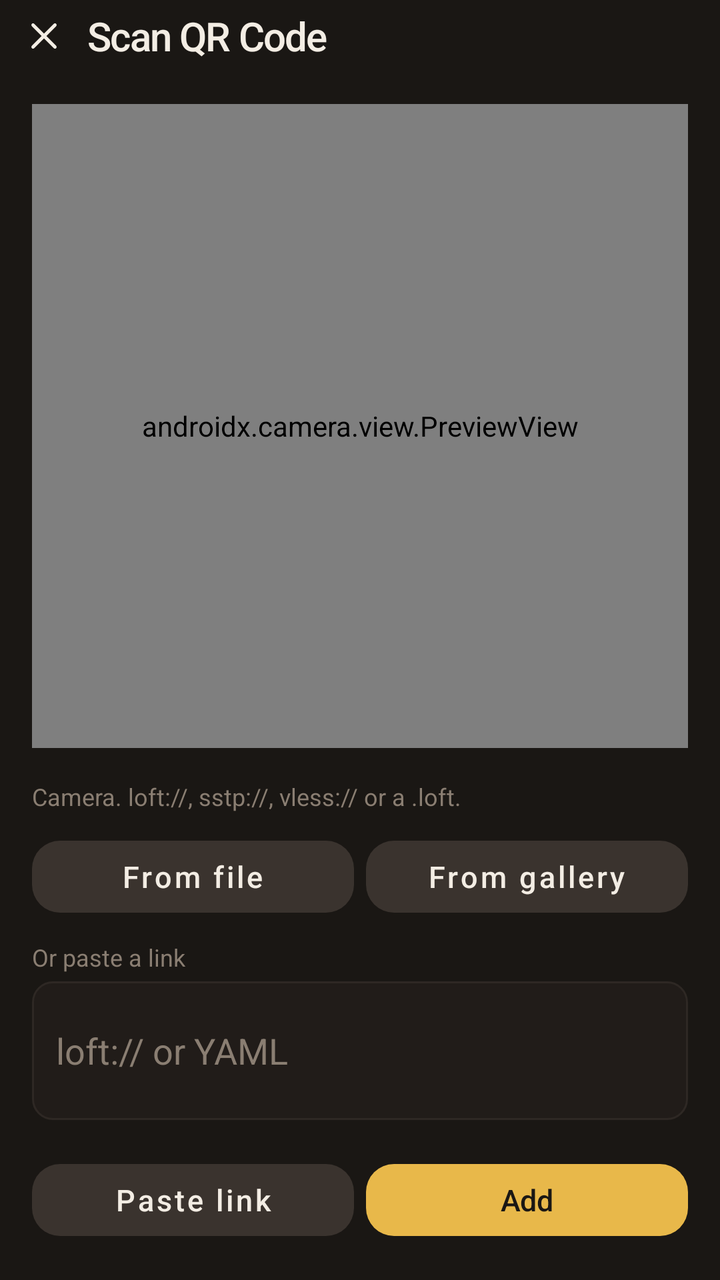
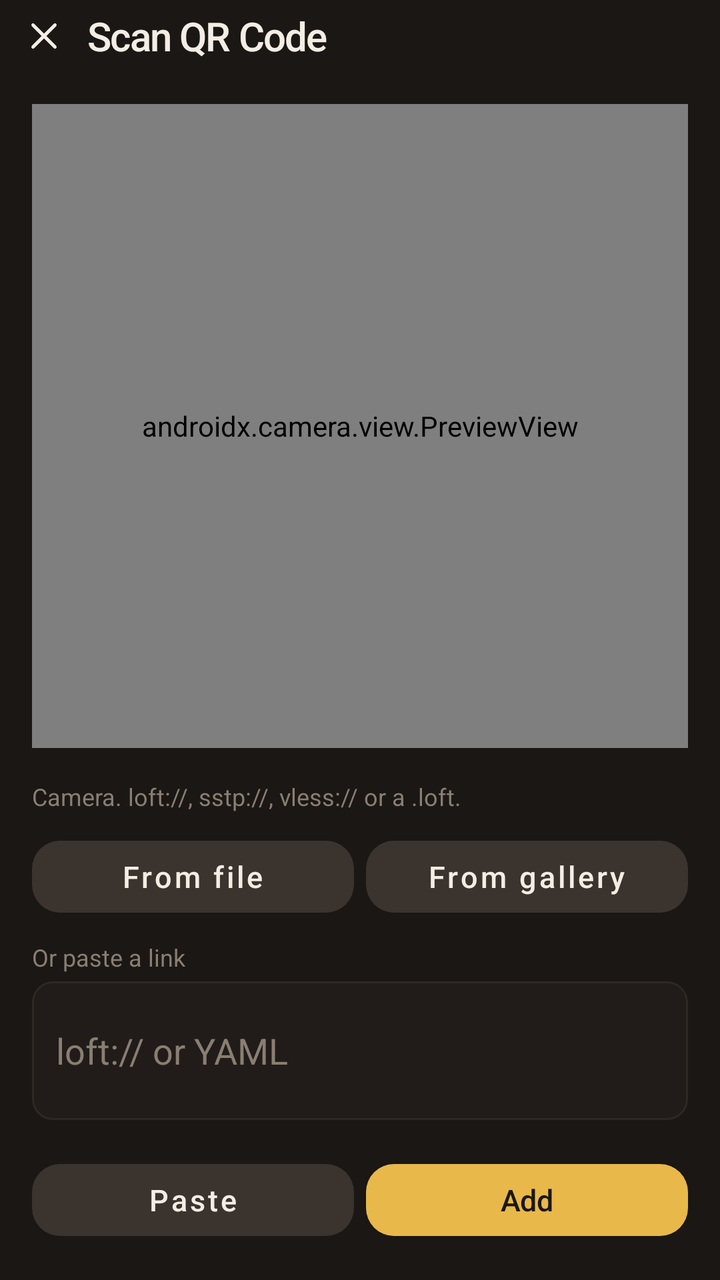

Screens rendered from an Android XML layout before and after an edit, with the pre-edit source and the edit as a unified diff.
<!-- AndroidManifest.xml: application theme Theme.Loft -->
<!-- res/layout/activity_scan.xml -->
<?xml version="1.0" encoding="utf-8"?>
<LinearLayout xmlns:android="http://schemas.android.com/apk/res/android"
    android:layout_width="match_parent"
    android:layout_height="match_parent"
    android:background="@color/ink"
    android:orientation="vertical">

    <LinearLayout
        android:layout_width="match_parent"
        android:layout_height="wrap_content"
        android:gravity="center_vertical"
        android:orientation="horizontal"
        android:paddingLeft="4dp">

        <ImageButton
            android:id="@+id/btn_close"
            style="@style/Widget.Loft.IconBtn"
            android:layout_width="36dp"
            android:layout_height="36dp"
            android:layout_marginRight="4dp"
            android:contentDescription="@string/close"
            android:src="@drawable/ic_close" />

        <TextView
            android:layout_width="wrap_content"
            android:layout_height="wrap_content"
            android:fontFamily="sans-serif-medium"
            android:letterSpacing="-0.03"
            android:text="@string/scan_title"
            android:textColor="@color/snow"
            android:textSize="20sp" />
    </LinearLayout>

    <androidx.camera.view.PreviewView
        android:id="@+id/preview"
        android:layout_width="match_parent"
        android:layout_height="0dp"
        android:layout_margin="16dp"
        android:layout_weight="1" />

    <TextView
        android:layout_width="match_parent"
        android:layout_height="wrap_content"
        android:paddingLeft="16dp"
        android:paddingRight="16dp"
        android:text="@string/scan_hint"
        android:textColor="@color/mute"
        android:textSize="12sp" />

    <LinearLayout
        android:layout_width="match_parent"
        android:layout_height="wrap_content"
        android:orientation="horizontal"
        android:paddingLeft="16dp"
        android:paddingTop="8dp"
        android:paddingRight="16dp">

        <Button
            android:id="@+id/btn_file"
            style="@style/Widget.Loft.Ghost"
            android:layout_width="0dp"
            android:layout_height="wrap_content"
            android:layout_weight="1"
            android:text="@string/from_file" />

        <Button
            android:id="@+id/btn_gal"
            style="@style/Widget.Loft.Ghost"
            android:layout_width="0dp"
            android:layout_height="wrap_content"
            android:layout_marginLeft="6dp"
            android:layout_weight="1"
            android:text="@string/from_gallery" />
    </LinearLayout>

    <TextView
        android:layout_width="match_parent"
        android:layout_height="wrap_content"
        android:paddingLeft="16dp"
        android:paddingTop="8dp"
        android:text="@string/paste_or"
        android:textColor="@color/mute"
        android:textSize="12sp" />

    <EditText
        android:id="@+id/paste"
        android:layout_width="match_parent"
        android:layout_height="wrap_content"
        android:layout_marginLeft="16dp"
        android:layout_marginTop="4dp"
        android:layout_marginRight="16dp"
        android:background="@drawable/bg_field"
        android:hint="@string/paste_hint"
        android:inputType="textUri|textMultiLine"
        android:minLines="2"
        android:padding="12dp"
        android:textColor="@color/snow"
        android:textColorHint="@color/mute" />

    <LinearLayout
        android:layout_width="match_parent"
        android:layout_height="wrap_content"
        android:orientation="horizontal"
        android:padding="16dp">

        <Button
            android:id="@+id/btn_paste"
            style="@style/Widget.Loft.Ghost"
            android:layout_width="0dp"
            android:layout_height="wrap_content"
            android:layout_weight="1"
            android:text="@string/paste" />

        <Button
            android:id="@+id/btn_add"
            style="@style/Widget.Loft.Go"
            android:layout_width="0dp"
            android:layout_height="wrap_content"
            android:layout_marginLeft="6dp"
            android:layout_weight="1"
            android:text="@string/add" />
    </LinearLayout>
</LinearLayout>
<!-- resources referenced by this layout -->
<resources>
  <color name="ink">#1A1714</color>
  <color name="mute">#8A7E72</color>
  <color name="snow">#F3EDE4</color>
  <!-- drawable bg_field (drawable) -->
  <?xml version="1.0" encoding="utf-8"?>
  <shape xmlns:android="http://schemas.android.com/apk/res/android">
      <solid android:color="@color/plate" />
      <stroke android:width="1dp" android:color="#2E2824" />
      <corners android:radius="10dp" />
  </shape>
  <string name="add">Add</string>
  <string name="close">Close</string>
  <string name="from_file">From file</string>
  <string name="from_gallery">From gallery</string>
  <string name="paste">Paste link</string>
  <string name="paste_hint">loft:// or YAML</string>
  <string name="paste_or">Or paste a link</string>
  <string name="scan_hint">Camera. loft://, sstp://, vless:// or a .loft.</string>
  <string name="scan_title">Scan QR Code</string>
  <style name="Widget.Loft.Ghost" parent="Widget.MaterialComponents.Button.UnelevatedButton">
          <item name="backgroundTint">@color/slate</item>
          <item name="android:textColor">@color/snow</item>
          <item name="cornerRadius">14dp</item>
          <item name="android:textAllCaps">false</item>
          <item name="android:textSize">15sp</item>
          <item name="android:fontFamily">sans-serif-medium</item>
          <item name="android:minHeight">48dp</item>
      </style>
  <style name="Widget.Loft.Go" parent="Widget.MaterialComponents.Button.UnelevatedButton">
          <item name="backgroundTint">@color/lamp</item>
          <item name="android:textColor">@color/ink</item>
          <item name="cornerRadius">14dp</item>
          <item name="android:textAllCaps">false</item>
          <item name="android:letterSpacing">-0.01</item>
          <item name="android:textSize">15sp</item>
          <item name="android:fontFamily">sans-serif-medium</item>
          <item name="android:minHeight">48dp</item>
      </style>
  <color name="plate">#211C19</color>
  <color name="slate">#3A332E</color>
  <color name="lamp">#E8B84A</color>
  <color name="copper">#C67B3A</color>
  <color name="ink2">#241F1B</color>
  <color name="err">#E24B4B</color>
  <color name="lamp22">#38E8B84A</color>
  <style name="Widget.Loft.Sheet" parent="Widget.MaterialComponents.BottomSheet">
          <item name="backgroundTint">@color/ink2</item>
          <item name="shapeAppearance">@style/Shape.Loft.Sheet</item>
      </style>
  <color name="ink0">#181512</color>
  <style name="TextAppearance.Loft.Nav" parent="">
          <item name="android:textSize">12sp</item>
          <item name="android:fontFamily">sans-serif-medium</item>
          <item name="android:textAllCaps">false</item>
          <item name="android:letterSpacing">0.01</item>
      </style>
  <style name="Widget.Loft.NavIndicator" parent="">
          <item name="android:color">@color/lamp22</item>
          <item name="android:width">62dp</item>
          <item name="android:height">30dp</item>
          <item name="shapeAppearance">@style/Shape.Loft.NavPill</item>
      </style>
  <style name="Shape.Loft.Sheet" parent="">
          <item name="cornerFamily">rounded</item>
          <item name="cornerSizeTopLeft">16dp</item>
          <item name="cornerSizeTopRight">16dp</item>
          <item name="cornerSizeBottomLeft">0dp</item>
          <item name="cornerSizeBottomRight">0dp</item>
      </style>
  <style name="Shape.Loft.NavPill" parent="">
          <item name="cornerFamily">rounded</item>
          <item name="cornerSize">16dp</item>
      </style>
  <!-- unchanged entries left out for length: 6 -->
</resources>

<!-- the commit's change to res/layout/activity_scan.xml (unified diff, before → after) -->
@@ -48,6 +48,7 @@
         android:textSize="12sp" />
 
     <LinearLayout
+        android:id="@+id/scan_pick"
         android:layout_width="match_parent"
         android:layout_height="wrap_content"
         android:orientation="horizontal"
@@ -98,6 +99,7 @@
         android:textColorHint="@color/mute" />
 
     <LinearLayout
+        android:id="@+id/scan_actions"
         android:layout_width="match_parent"
         android:layout_height="wrap_content"
         android:orientation="horizontal"
@@ -109,7 +111,7 @@
             android:layout_width="0dp"
             android:layout_height="wrap_content"
             android:layout_weight="1"
-            android:text="@string/paste" />
+            android:text="@string/paste_btn" />
 
         <Button
             android:id="@+id/btn_add"
<!-- resource entries referenced after the edit -->
@@ -14,7 +14,7 @@
   <string name="close">Close</string>
   <string name="from_file">From file</string>
   <string name="from_gallery">From gallery</string>
-  <string name="paste">Paste link</string>
+  <string name="paste_btn">Paste</string>
   <string name="paste_hint">loft:// or YAML</string>
   <string name="paste_or">Or paste a link</string>
   <string name="scan_hint">Camera. loft://, sstp://, vless:// or a .loft.</string>
@@ -27,6 +27,10 @@
           <item name="android:textSize">15sp</item>
           <item name="android:fontFamily">sans-serif-medium</item>
           <item name="android:minHeight">48dp</item>
+          <item name="android:maxLines">2</item>
+          <item name="android:gravity">center</item>
+          <item name="android:paddingLeft">12dp</item>
+          <item name="android:paddingRight">12dp</item>
       </style>
   <style name="Widget.Loft.Go" parent="Widget.MaterialComponents.Button.UnelevatedButton">
           <item name="backgroundTint">@color/lamp</item>
@@ -37,6 +41,10 @@
           <item name="android:textSize">15sp</item>
           <item name="android:fontFamily">sans-serif-medium</item>
           <item name="android:minHeight">48dp</item>
+          <item name="android:maxLines">2</item>
+          <item name="android:gravity">center</item>
+          <item name="android:paddingLeft">12dp</item>
+          <item name="android:paddingRight">12dp</item>
       </style>
   <color name="plate">#211C19</color>
   <color name="slate">#3A332E</color>
